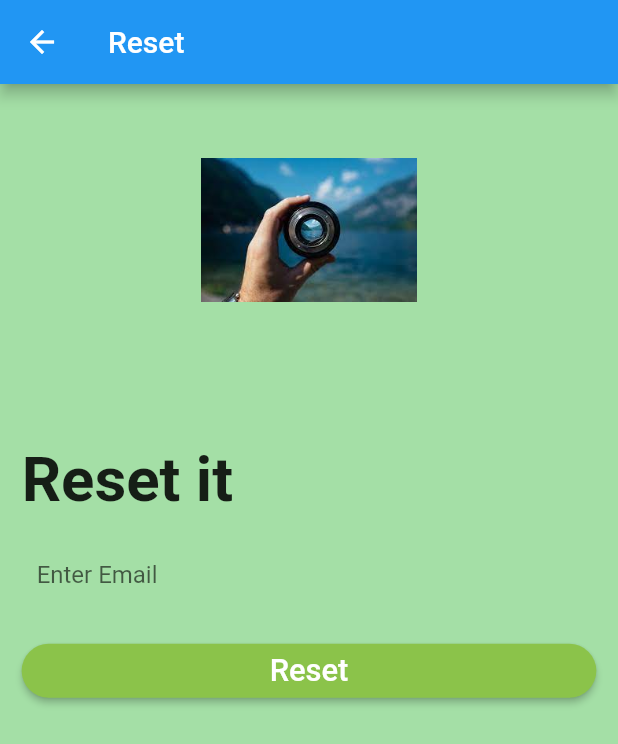
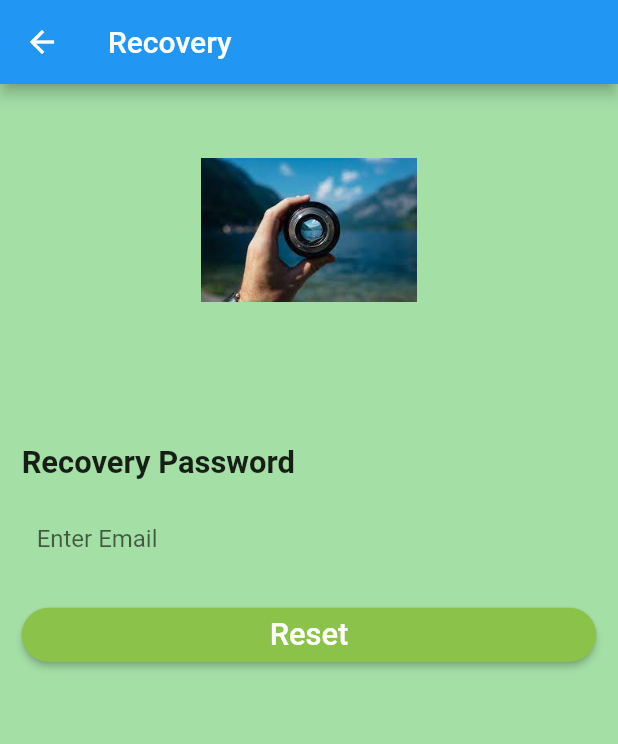
Before and after one commit to 047MuhammadYousuf/Web_services, a Flutter app: the ForgetPassword screen opened directly, on a phone screen of 412 x 824 dp. Shown: the top 744 px of the screen. Run offline on Flutter 3.47's test engine with Material 2 defaults, Android fonts, the phone set to English and light mode, and no system bars; our stand-ins replace local_auth, qr_flutter; missing offline and left inert: qr_code_scanner.

```diff
--- a/lib/screen/lostmobile.dart
+++ b/lib/screen/lostmobile.dart
@@ -12,7 +12,7 @@
   @override
   Widget build(BuildContext context) {
     return Scaffold(
-      appBar: AppBar(title: Text('Reset'),),
+      appBar: AppBar(title: Text('Recovery'),),
         resizeToAvoidBottomInset: false,
       backgroundColor: Color.fromARGB(255, 164, 223, 166),
       body: Center(
@@ -36,9 +36,9 @@
                 padding: EdgeInsets.only(top: MediaQuery.of(context).size.height*0.025),
                 alignment: Alignment.bottomLeft,
                 child: Text(
-                  "Reset it",
+                  "Recovery Password",
                   style: TextStyle(
-                      fontSize: MediaQuery.of(context).size.width * 0.1,
+                      fontSize: MediaQuery.of(context).size.width * 0.05,
                       fontWeight: FontWeight.bold),
                 ),
               ),
--- a/lib/screen/qrcode/home.dart
+++ b/lib/screen/qrcode/home_qr.dart
@@ -18,7 +18,7 @@
       child: Scaffold(
         backgroundColor: Color.fromARGB(255, 134, 188, 231),
         resizeToAvoidBottomInset: false,
-        appBar: appbar("Home Screen",
+        appBar: appbar("QR Screen",
         ),
         body: Column(
           mainAxisAlignment: MainAxisAlignment.center,
```
